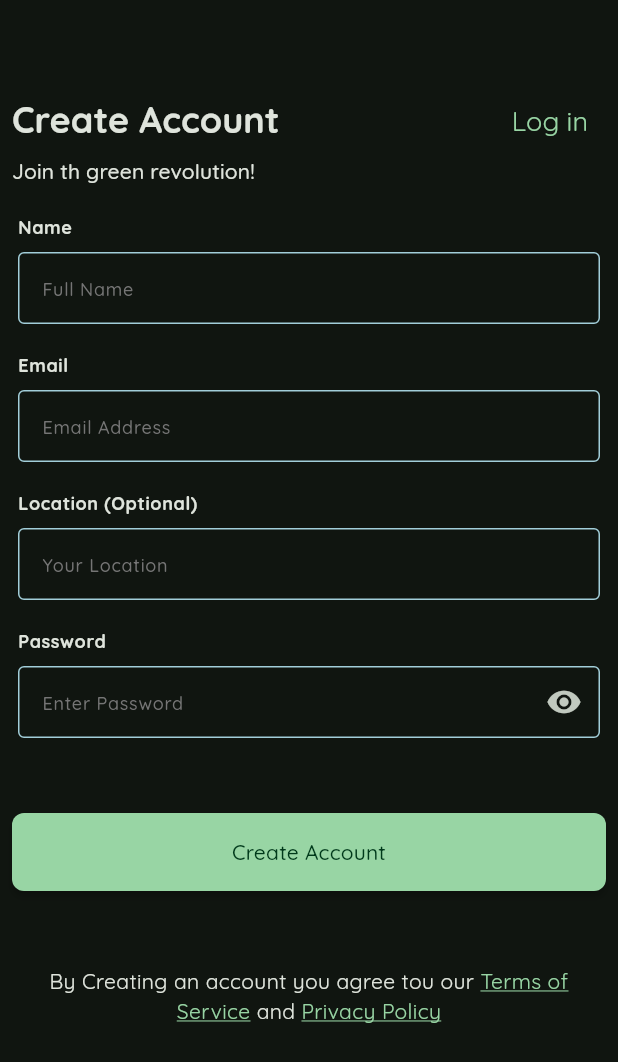
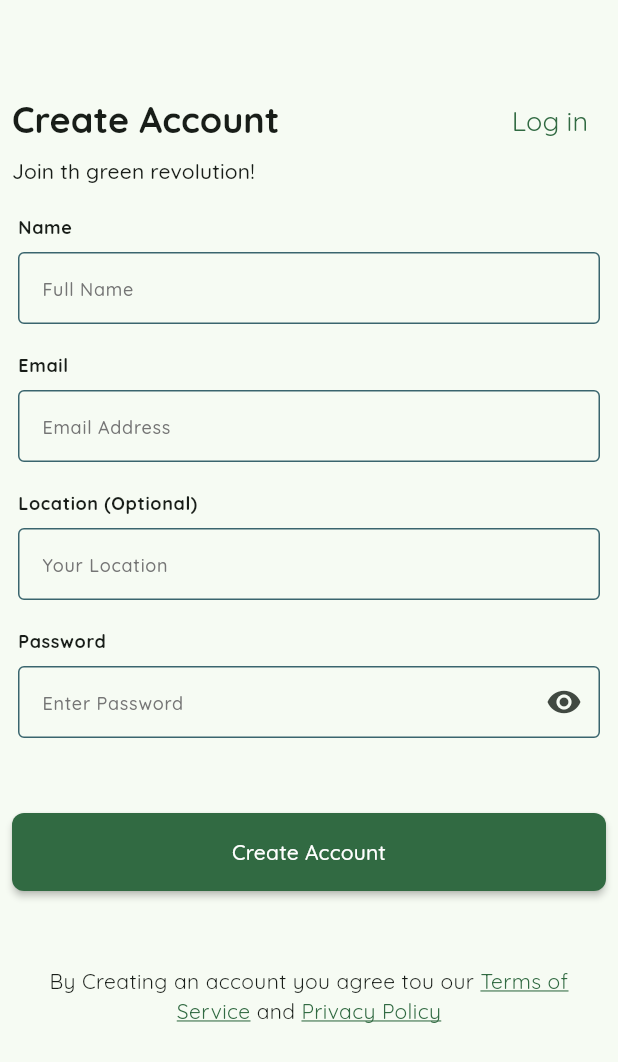
Before and after one commit to Quingsley/CarbonZero, a Flutter app: the screen it shows after launch, after a tap on "Skip", on a phone screen of 412 x 824 dp. Shown: the top 1062 px of the screen. Run offline on Flutter 3.47's test engine with Material 3 defaults, Android fonts, the phone set to English and light mode, and no system bars; our stand-ins replace flex_color_scheme, flutter_svg, go_router, google_fonts, image_picker.

Commit message:
Update main.dart to initialize LocalStorage

```diff
--- a/lib/main.dart
+++ b/lib/main.dart
@@ -1,8 +1,10 @@
 import 'package:carbon_zero/core/theme/theme.dart';
 import 'package:carbon_zero/routes/app_routes.dart';
+import 'package:carbon_zero/services/local_storage.dart';
 import 'package:flutter/material.dart';
 
-void main() {
+Future<void> main() async {
+  await LocalStorage().init();
   runApp(const CarbonZero());
 }
 
@@ -18,7 +20,7 @@ class CarbonZero extends StatelessWidget {
       title: 'CarbonZero',
       darkTheme: darkTheme,
       theme: lightTheme,
-      themeMode: ThemeMode.dark,
+      // themeMode: ThemeMode.dark,
       routeInformationParser: AppRoutes.router.routeInformationParser,
       routeInformationProvider: AppRoutes.router.routeInformationProvider,
       routerDelegate: AppRoutes.router.routerDelegate,
```
